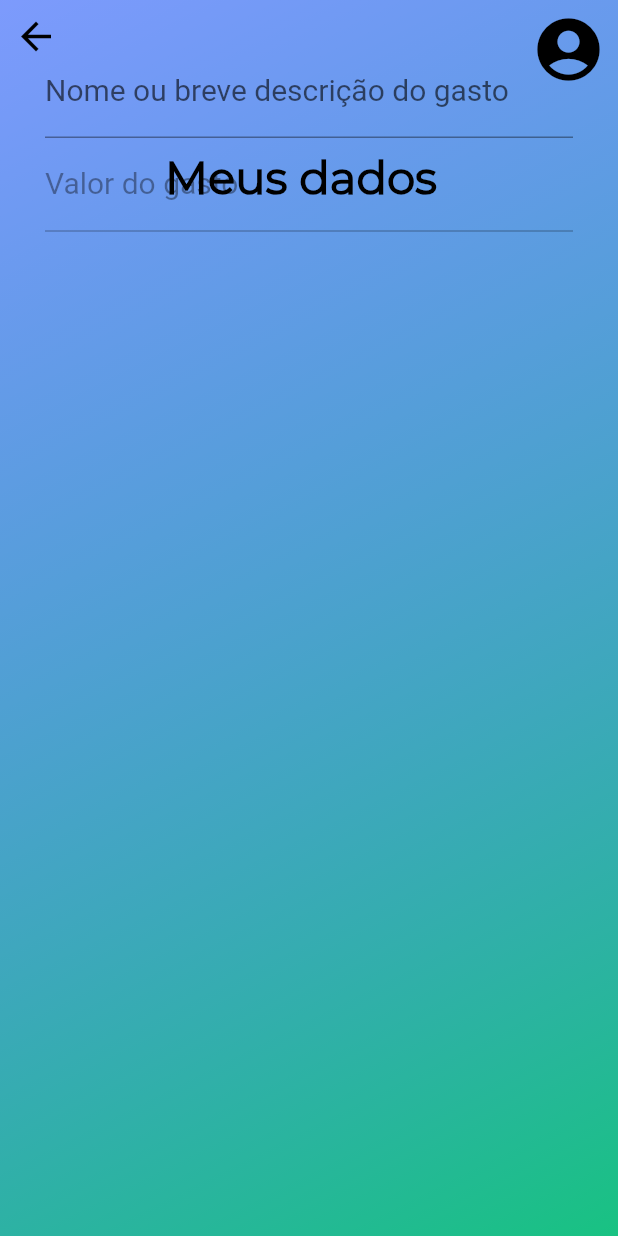
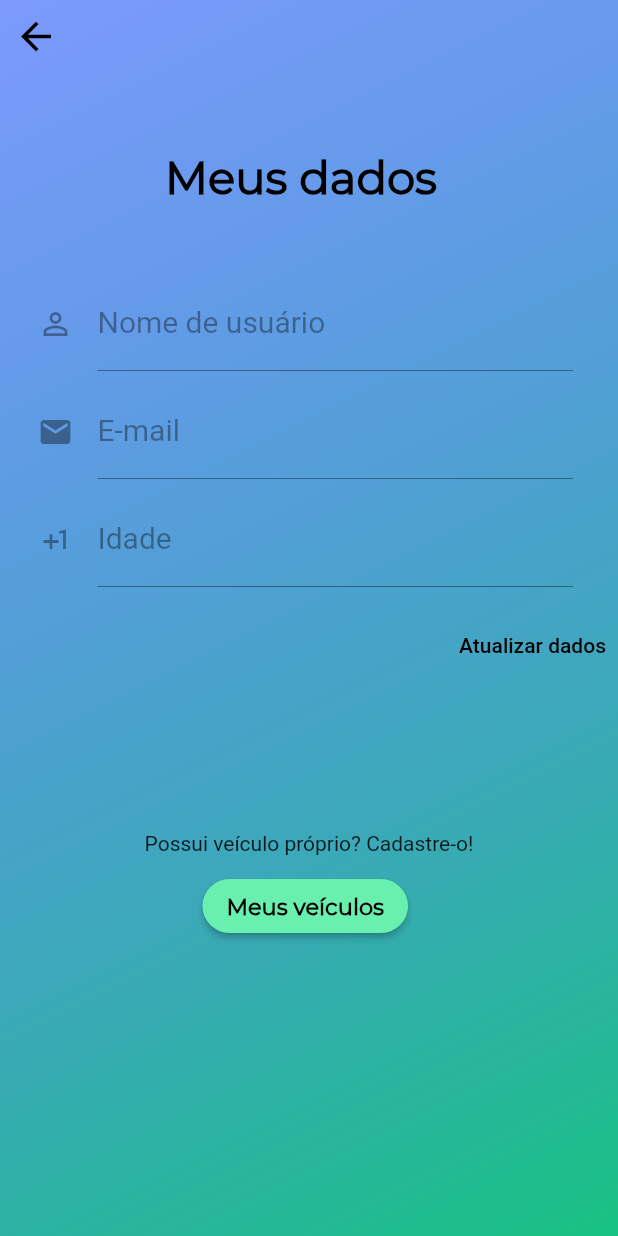
Before and after one commit to leticiaSS15/cost_trip_app, a Flutter app: the UsuarioPage screen opened by its route, on a phone screen of 412 x 824 dp. Run offline on Flutter 3.47's test engine with Material 2 defaults, Android fonts, the phone set to English and light mode, and no system bars; project files that could hold a hidden picture were left out.

Commit message:
Inclusão de Telas

```diff
--- a/lib/pages/historico_viagens.dart
+++ b/lib/pages/historico_viagens.dart
@@ -13,7 +13,7 @@ class _HistoricoViagensState extends State<HistoricoViagens> {
     return Scaffold(
       body: Stack(
         children: <Widget>[
-          AppBarViagem(name_page: 'Histórico de Viagens', tamanho_fonte: 20.0, tipo_page: false,),
+          AppBarViagem(name_page: 'Histórico de Viagens', tamanho_fonte: 20.0, exibir_return: true, exibir_perfil: true,),
           Card(
             margin: EdgeInsets.symmetric(
               vertical: 320,
--- a/lib/pages/home_page.dart
+++ b/lib/pages/home_page.dart
@@ -13,7 +13,7 @@ class _HomePageState extends State<HomePage> {
     return Scaffold(
       body: Stack(
         children: <Widget>[
-          AppBarViagem(name_page: "Bem Vindo!", tamanho_fonte: 30.0, tipo_page: true,),
+          AppBarViagem(name_page: "Bem Vindo!", tamanho_fonte: 30.0, exibir_return: false, exibir_perfil: true,),
           TelaInicial(),
         ],
       ),
--- a/lib/pages/usuario_page.dart
+++ b/lib/pages/usuario_page.dart
@@ -17,9 +17,12 @@ class _UsuarioPageState extends State<UsuarioPage> {
     return Scaffold(
       body: Stack(
           children: <Widget>[
-            AppBarViagem(name_page: 'Meus dados', tamanho_fonte: 30, tipo_page: false),
+            AppBarViagem(name_page: 'Meus dados', tamanho_fonte: 30, exibir_return: true, exibir_perfil: false,),
             SizedBox(height: 100),
-            UsuarioForm()
+            Padding(
+              padding: const EdgeInsets.only(top: 150.0),
+              child: UsuarioForm(),
+            )
           ],
         ),
     );
--- a/lib/views/usuario_form.dart
+++ b/lib/views/usuario_form.dart
@@ -17,86 +17,83 @@ class _UsuarioFormState extends State<UsuarioForm> {
   var controller = new TextEditingController();
   final _form = GlobalKey<FormState>();
   final _formData = Map<String, Object>();
-
-/*
-  Future<void> _selectDate(BuildContext context) async {
-    await showDatePicker(
-        context: context,
-        initialDate: now,
-        firstDate: DateTime(2015, 8),
-        lastDate: DateTime(2101)
-    ).then((pickedDate){
-      if(pickedDate == null){
-        return;
-      }
-      setState(() {
-        date = pickedDate;
-        _formData['data'] = DateFormat('dd/MM/y').format(pickedDate);
-      });
-    });
-  } */
-
- /* void salvar(){
-
-    var isValid = _form.currentState.validate();
-    if(!isValid){
-      return;
-    }
-    _form.currentState.save();
-    _servicoSaida.salvarSaida(_formData);
-  }  */
-
-/*  void dialogConfirmarSalvar(){
-    showDialog(context: context,
-        builder: (_) => AlertDialog(
-          title: Text('Registro salvo com sucesso!'),
-          content: Text('Deseja efetuar mais registros?'),
-          actions: [
-            FlatButton(
-              child: Text('Não'),
-              onPressed: (){
-                Navigator.push(context, MaterialPageRoute(builder: (context) => HomePage()));
-              },
-            ),
-            FlatButton(
-                child: Text('Sim'),
-                onPressed: (){
-                  Navigator.pop(context);
-                  _form.currentState.reset();
-                }
-            ),
-          ],
-        )
-    );
-  } */
+  bool _permissao_cadastro = false;
 
 
   @override
   Widget build(BuildContext context) {
     return Scaffold(
       backgroundColor: Colors.transparent,
-        body: Padding(
-          padding: const EdgeInsets.all(30.0),
+      body:SingleChildScrollView(
         child: Form(
           key: _form,
-                child: ListView(
+          child: Column(
             children: <Widget>[
-                    TextFormField(
+              SizedBox(height: 30.0),
+              Padding(
+                padding: const EdgeInsets.only(left: 25.0, right: 30.0, top: 5.0),
+                child: TextFormField(
+                  enabled: _permissao_cadastro,
+                  //initialValue: 'ze',
                   decoration: InputDecoration(
-                            labelText: ('Nome ou breve descrição do gasto'),
+                    focusColor: Colors.black,
+                      labelText: ('Nome de usuário'),
                       labelStyle: TextStyle(fontSize: 20),
-                            hintText: 'Ex: Pagamento da escola da Maria',
+                      hintText: 'Ex: Pafuncio_15',
+                      icon: Icon(Icons.perm_identity)),
                 ),
               ),
-                    TextFormField(
-                        enabled: false,
+              Padding(
+                padding: const EdgeInsets.only(left: 25.0, right: 30.0, top: 10.0),
+                child: TextFormField(
+                  enabled: _permissao_cadastro,
                   decoration: InputDecoration(
-                            labelText: ('Valor do gasto'),
+                      labelText: ('E-mail'),
                       labelStyle: TextStyle(fontSize: 20),
-                            hintText: 'Ex: 150.00',
+                      hintText: 'Ex: pafuncio@gmail.com',
+                      icon: Icon(Icons.email)),
                 ),
-                        keyboardType: TextInputType.numberWithOptions(
-                          decimal: true,
+              ),
+              Padding(
+                padding: const EdgeInsets.only(left: 25.0, right: 30.0, top: 10.0),
+                child: TextFormField(
+                  enabled: _permissao_cadastro,
+                  decoration: InputDecoration(
+                    focusColor: Colors.green,
+                      labelText: ('Idade'),
+                      labelStyle: TextStyle(fontSize: 20),
+                      hintText: 'Ex: 23 anos',
+                      icon: Icon(Icons.plus_one)),
+                ),
+              ),
+              SizedBox(height: 15.0),
+              Align(
+                alignment: Alignment.bottomRight,
+                child: TextButton(
+                    onPressed: (){_permissao_cadastro = true;},
+                    child: Text('Atualizar dados', style: TextStyle(color: Colors.black),)
+                ),
+              ),
+              SizedBox(height: 100.0),
+              Text('Possui veículo próprio? Cadastre-o!'),
+              Padding(
+                padding: const EdgeInsets.only(left: 5.0, right: 10.0, top: 10.0),
+                child: RaisedButton(
+                  shape: RoundedRectangleBorder(
+                      borderRadius: BorderRadius.circular(30)
+                  ),
+                  child: Text("Meus veículos",
+                    style: TextStyle(
+                      fontFamily: 'Montserrat',
+                      fontWeight: FontWeight.bold,
+                      color: Colors.black,
+                      fontSize: 15,
+                    ),
+                  ),
+                  color: Colors.greenAccent,
+                  onPressed: (){
+                    Navigator.pushNamed(context, '/pagVeiculoCadastrado');
+                  },
                 ),
               ),
             ],
--- a/lib/views/viagem_chekin.dart
+++ b/lib/views/viagem_chekin.dart
@@ -14,7 +14,7 @@ class _ViagemCheckinState extends State<ViagemCheckin> {
     return Scaffold(
       body: Stack(
         children: <Widget>[
-          AppBarViagem(name_page: "Viagens com Check-In", tamanho_fonte: 18.0, tipo_page: false,),
+          AppBarViagem(name_page: "Viagens com Check-In", tamanho_fonte: 18.0, exibir_return: true, exibir_perfil: true,),
           Card(
               margin: EdgeInsets.symmetric(
                 vertical: 290,
--- a/lib/views/viagem_planejada.dart
+++ b/lib/views/viagem_planejada.dart
@@ -14,7 +14,7 @@ class _ViagemPlanejadaState extends State<ViagemPlanejada> {
     return Scaffold(
       body: Stack(
         children: <Widget>[
-          AppBarViagem(name_page: 'Viagens Planejadas', tamanho_fonte: 18.0, tipo_page: false,),
+          AppBarViagem(name_page: 'Viagens Planejadas', tamanho_fonte: 18.0, exibir_return: true, exibir_perfil: true,),
           Card(
               margin: EdgeInsets.symmetric(
                 vertical: 290,
--- a/lib/widgets/app_bar.dart
+++ b/lib/widgets/app_bar.dart
@@ -3,9 +3,10 @@ import 'package:flutter/material.dart';
 class AppBarViagem extends StatefulWidget {
   final String name_page;
   final double tamanho_fonte;
-  final bool tipo_page;
+  final bool exibir_return;
+  final bool exibir_perfil;
 
-  const AppBarViagem({Key? key, required this.name_page, required this.tamanho_fonte, required this.tipo_page}) : super(key: key);
+  const AppBarViagem({Key? key, required this.name_page, required this.tamanho_fonte, required this.exibir_return, required this.exibir_perfil}) : super(key: key);
   @override
   _AppBarViagemState createState() => _AppBarViagemState();
 }
@@ -28,7 +29,7 @@ class _AppBarViagemState extends State<AppBarViagem> {
               ),
             ),
           ),
-         Align(
+          if (widget.exibir_perfil) Align(
            alignment: Alignment.topRight,
            child: IconButton(
                 onPressed: (){
@@ -39,11 +40,11 @@ class _AppBarViagemState extends State<AppBarViagem> {
                 color: Colors.black,
               ),
          ),
-          widget.tipo_page ? Center(child: CircularProgressIndicator(),) : Align(
+          if (widget.exibir_return) Align(
             alignment: Alignment.topLeft,
             child: IconButton(
               onPressed: (){
-                Navigator.pushNamed(context, '/');
+                Navigator.pop(context);
               },
               icon: Icon(Icons.arrow_back),
               iconSize: 30.0,
```
Also changed, not shown: lib/main.dart (+5 -4 lines), lib/modelo/acomodacao.dart (added, +9 -0 lines), lib/modelo/transporte.dart (added, +7 -0 lines), lib/pages/cadastrar_veiculo.dart (added, +30 -0 lines), lib/views/cadastro_veiculo_form.dart (added, +119 -0 lines), lib/views/veiculo_cadastrado.dart (added, +48 -0 lines). Lines whose indentation alone changed are shown as unchanged.
